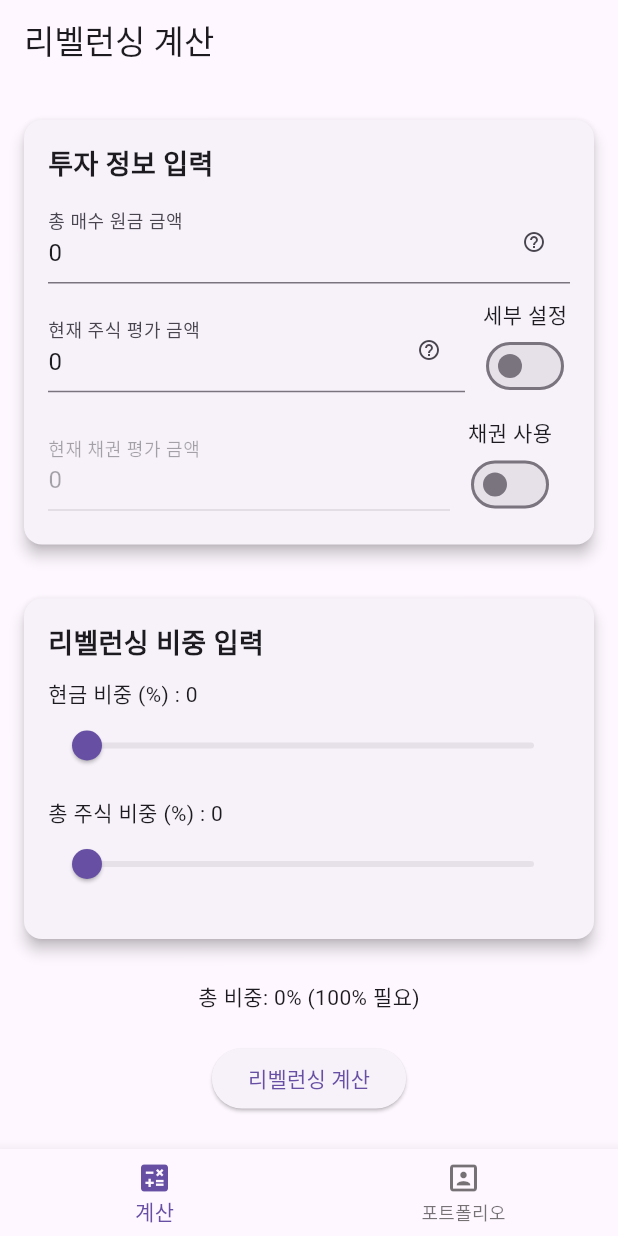
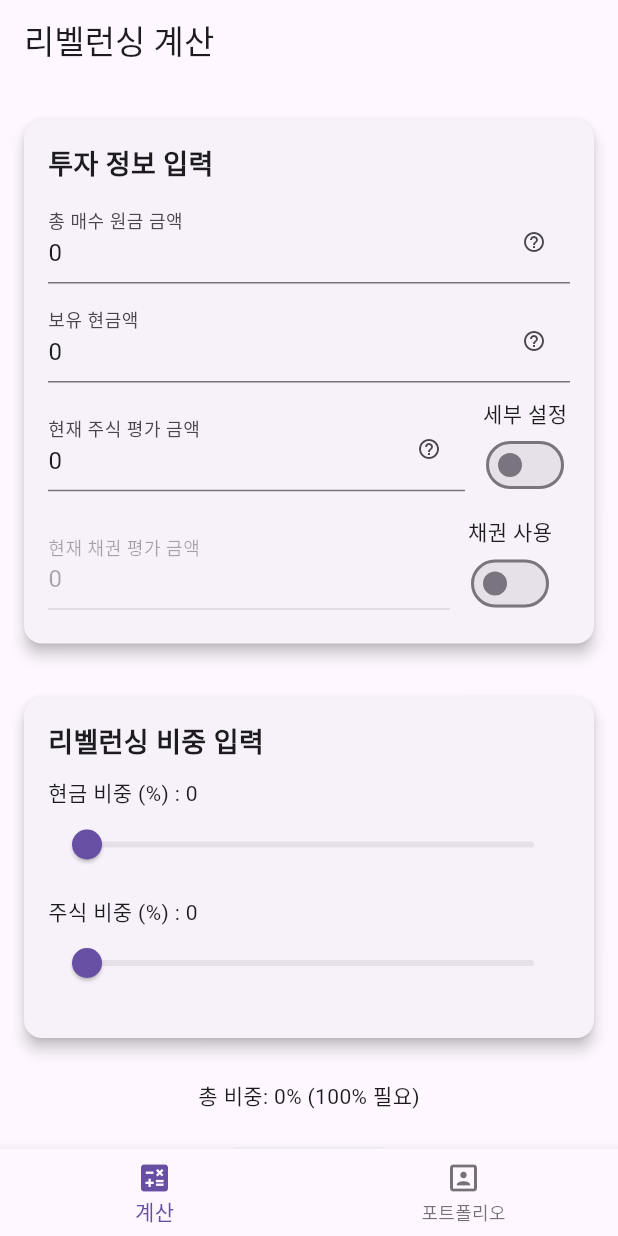
Before and after one commit to akra-devs/stock-balancer-flutter, a Flutter app: the screen it shows after launch, on a phone screen of 412 x 824 dp. Run offline on Flutter 3.47's test engine with Material 3 defaults, Android fonts, the phone set to English and light mode, and no system bars; our stand-ins replace flutter_bloc, flutter_masked_text2, freezed_annotation, sqflite; accounts and stored records are empty.

Commit message:
fix: 보유현금액 결국 추가

```diff
--- a/lib/rebalancing_tab.dart
+++ b/lib/rebalancing_tab.dart
@@ -49,7 +49,8 @@ RebalanceResult calculateRebalance(RebalancingState state) {
       "pastCashAmount: $pastCashAmount, afterCashAmount: $afterCashAmount , rebalanceCashAmount: $rebalanceCashAmount");
 
   // 게산 주식 변수
-  double pastStockAmount = totalInvestment;
+  double pastStockAmount =
+      totalInvestment * (stockRatio / (stockRatio + bondRatio));
   double afterStockAmount = (pastCashAmount + currentStockValue) * stockRatio;
   double rebalanceStockAmount = afterStockAmount - pastStockAmount;
   print(
@@ -93,6 +94,12 @@ class TotalInvestmentChanged extends RebalancingEvent {
   final int totalInvestment;
 
   TotalInvestmentChanged(this.totalInvestment);
+}
+
+class CurrentCashValueChanged extends RebalancingEvent {
+  final int currentCashValue;
+
+  CurrentCashValueChanged(this.currentCashValue);
 }
 
 class CurrentStockValueChanged extends RebalancingEvent {
@@ -152,6 +159,7 @@ class CurrentIndexValueChanged extends RebalancingEvent {
 class RebalancingState with _$RebalancingState {
   factory RebalancingState({
     @Default(0) int totalInvestment,
+    @Default(0) int currentCashValue,
     @Default(0) int currentStockValue,
     @Default(0) int currentBondValue,
     @Default(0) int currentIndexValue, // 추가: 현재 지수 평가 금액
@@ -169,6 +177,9 @@ class RebalancingBloc extends Bloc<RebalancingEvent, RebalancingState> {
   RebalancingBloc() : super(RebalancingState()) {
     on<TotalInvestmentChanged>((event, emit) {
       emit(state.copyWith(totalInvestment: event.totalInvestment));
+    });
+    on<CurrentCashValueChanged>((event, emit) {
+      emit(state.copyWith(currentCashValue: event.currentCashValue));
     });
     on<CurrentStockValueChanged>((event, emit) {
       emit(state.copyWith(currentStockValue: event.currentStockValue));
@@ -342,6 +353,7 @@ class InvestmentInfoCard extends StatefulWidget {
 
 class _InvestmentInfoCardState extends State<InvestmentInfoCard> {
   late MoneyMaskedTextController totalInvestmentController;
+  late MoneyMaskedTextController currentCashValueController;
   late MoneyMaskedTextController currentStockValueController;
   late MoneyMaskedTextController currentBondValueController;
 
@@ -353,6 +365,12 @@ class _InvestmentInfoCardState extends State<InvestmentInfoCard> {
   void initState() {
     super.initState();
     totalInvestmentController = MoneyMaskedTextController(
+      decimalSeparator: '',
+      thousandSeparator: ',',
+      precision: 0,
+      initialValue: 0,
+    );
+    currentCashValueController = MoneyMaskedTextController(
       decimalSeparator: '',
       thousandSeparator: ',',
       precision: 0,
@@ -387,6 +405,7 @@ class _InvestmentInfoCardState extends State<InvestmentInfoCard> {
   @override
   void dispose() {
     totalInvestmentController.dispose();
+    currentCashValueController.dispose();
     currentStockValueController.dispose();
     currentBondValueController.dispose();
     totalIndexPurchaseController.dispose();
@@ -425,6 +444,23 @@ class _InvestmentInfoCardState extends State<InvestmentInfoCard> {
                 bloc.add(
                   TotalInvestmentChanged(totalInvestmentController.intValue),
                 );
+              },
+            ),
+            const SizedBox(height: 10),
+            // 현재 보유 현금 (Tooltip 사용)
+            TextField(
+              controller: currentCashValueController,
+              keyboardType: TextInputType.number,
+              decoration: InputDecoration(
+                labelText: '보유 현금액',
+                suffixIcon: Tooltip(
+                  message: '투자에 가능한 여유 현금 보유량',
+                  child: Icon(Icons.help_outline, size: 16),
+                ),
+              ),
+              onChanged: (value) {
+                bloc.add(CurrentCashValueChanged(
+                    currentCashValueController.intValue));
               },
             ),
             const SizedBox(height: 10),
@@ -570,7 +606,7 @@ class RebalancingRatioCard extends StatelessWidget {
                   },
                 ),
                 const SizedBox(height: 10),
-                Text('총 주식 비중 (%) : ${state.stockRatio.toString()}'),
+                Text('주식 비중 (%) : ${state.stockRatio.toString()}'),
                 Slider(
                   value: state.stockRatio.toDouble(),
                   min: 0,
```
Also changed, not shown: lib/extensions.dart (+7 -1 lines), lib/rebalancing_tab.freezed.dart.
